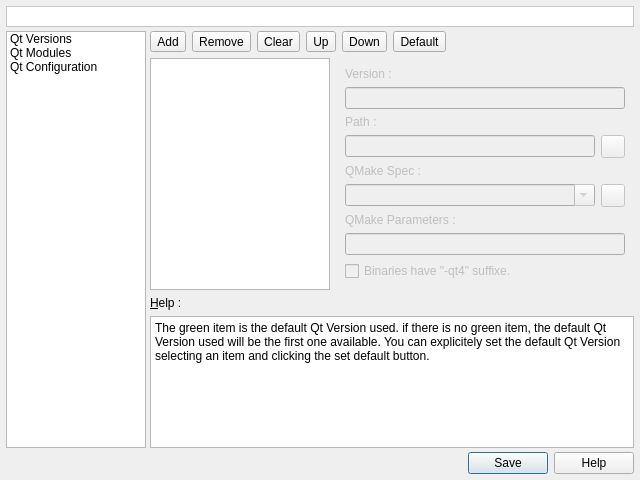
This is v2/trunk/plugins/xup/QMake/src/gui/UISettingsQMake.ui in testmana2/mks as Qt 5 draws it before an edit. The edited form follows.
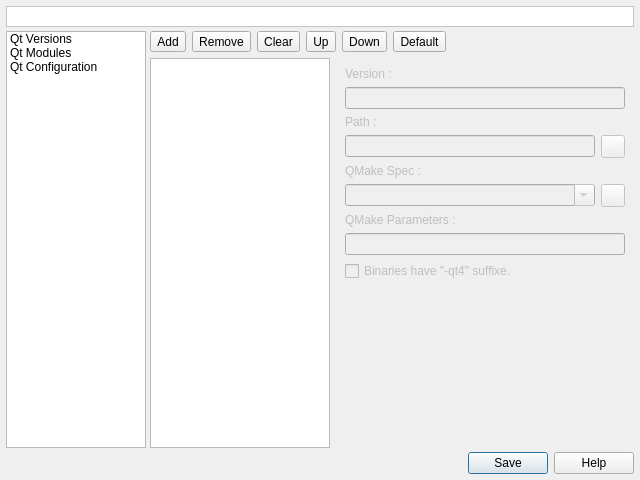
This is the edited form. Icons and pictures are not drawn.

```diff
--- a/v2/trunk/plugins/xup/QMake/src/gui/UISettingsQMake.ui
+++ b/v2/trunk/plugins/xup/QMake/src/gui/UISettingsQMake.ui
@@ -161,9 +161,9 @@
          </item>
         </layout>
        </item>
-       <item rowspan="3" row="1" column="0" >
-        <widget class="QListWidget" name="lwQtVersions" >
-         <property name="maximumSize" >
+       <item row="1" column="0">
+        <widget class="QListWidget" name="lwQtVersions">
+         <property name="maximumSize">
           <size>
            <width>180</width>
            <height>16777215</height>
@@ -171,9 +171,9 @@
          </property>
         </widget>
        </item>
-       <item rowspan="3" row="1" column="1" >
-        <widget class="QWidget" native="1" name="wQtVersion" >
-         <property name="enabled" >
+       <item row="1" column="1">
+        <widget class="QWidget" name="wQtVersion" native="true">
+         <property name="enabled">
           <bool>false</bool>
          </property>
          <layout class="QVBoxLayout" name="verticalLayout" >
@@ -300,41 +300,6 @@
          </layout>
         </widget>
        </item>
-       <item row="5" column="0" colspan="2" >
-        <widget class="QPlainTextEdit" name="pteHelp" >
-         <property name="maximumSize" >
-          <size>
-           <width>16777215</width>
-           <height>140</height>
-          </size>
-         </property>
-         <property name="tabChangesFocus" >
-          <bool>true</bool>
-         </property>
-         <property name="undoRedoEnabled" >
-          <bool>false</bool>
-         </property>
-         <property name="readOnly" >
-          <bool>true</bool>
-         </property>
-         <property name="plainText" >
-          <string>The green item is the default Qt Version used. if there is no green item, the default Qt Version used will be the first one available. You can explicitely set the default Qt Version selecting an item and clicking the set default button.</string>
-         </property>
-         <property name="tabStopWidth" >
-          <number>40</number>
-         </property>
-        </widget>
-       </item>
-       <item row="4" column="0" colspan="2" >
-        <widget class="QLabel" name="lHelp" >
-         <property name="text" >
-          <string>&amp;Help :</string>
-         </property>
-         <property name="buddy" >
-          <cstring>pteHelp</cstring>
-         </property>
-        </widget>
-       </item>
       </layout>
      </widget>
      <widget class="QWidget" name="wQtModules" >
```
Left out of the diff: 511 changed lines with no effect on the pictures.
